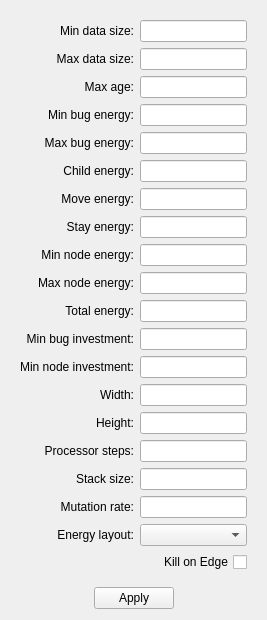
Before: the Qt Designer form settings.ui in sje397/QtBugs, drawn with Qt 5.
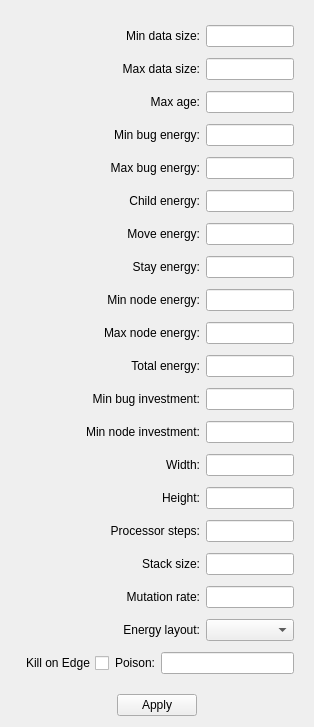
After: the same form once the commit is applied.

Commit message: They can see energy and elevation Terrain does not stop motion but costs energy to climb Initially generate new bugs where there is energy

```diff
--- a/settings.ui
+++ b/settings.ui
@@ -1,12 +1,12 @@
 <ui version="4.0" >
  <class>Widget</class>
- <widget class="QWidget" name="Widget" >
-  <property name="geometry" >
+ <widget class="QWidget" name="Widget">
+  <property name="geometry">
    <rect>
     <x>0</x>
     <y>0</y>
-    <width>267</width>
-    <height>577</height>
+    <width>314</width>
+    <height>727</height>
    </rect>
   </property>
   <property name="windowTitle" >
@@ -14,211 +14,19 @@
   </property>
   <layout class="QVBoxLayout" name="verticalLayout" >
    <item>
-    <widget class="QWidget" native="1" name="widget" >
-     <layout class="QGridLayout" >
-      <property name="margin" >
-       <number>9</number>
-      </property>
-      <property name="spacing" >
-       <number>6</number>
-      </property>
-      <item row="18" column="1" >
-       <widget class="QComboBox" name="energyLayoutCmb" />
-      </item>
-      <item row="18" column="0" >
-       <widget class="QLabel" name="label_19" >
-        <property name="text" >
-         <string>Energy layout:</string>
-        </property>
-        <property name="alignment" >
-         <set>Qt::AlignRight|Qt::AlignTrailing|Qt::AlignVCenter</set>
-        </property>
-        <property name="buddy" >
-         <cstring>energyLayoutCmb</cstring>
-        </property>
-       </widget>
-      </item>
-      <item row="17" column="0" >
-       <widget class="QLabel" name="label_17" >
-        <property name="text" >
-         <string>Mutation rate:</string>
-        </property>
-        <property name="alignment" >
-         <set>Qt::AlignRight|Qt::AlignTrailing|Qt::AlignVCenter</set>
-        </property>
-        <property name="buddy" >
-         <cstring>mutationEd</cstring>
-        </property>
-       </widget>
-      </item>
-      <item row="16" column="1" >
-       <widget class="QLineEdit" name="stackSizeEd" >
-        <property name="alignment" >
-         <set>Qt::AlignRight</set>
-        </property>
-       </widget>
-      </item>
-      <item row="16" column="0" >
-       <widget class="QLabel" name="label_18" >
-        <property name="text" >
-         <string>Stack size:</string>
-        </property>
-        <property name="alignment" >
-         <set>Qt::AlignRight|Qt::AlignTrailing|Qt::AlignVCenter</set>
-        </property>
-        <property name="buddy" >
-         <cstring>stackSizeEd</cstring>
-        </property>
-       </widget>
-      </item>
-      <item row="15" column="0" >
-       <widget class="QLabel" name="label_16" >
-        <property name="text" >
-         <string>Processor steps:</string>
-        </property>
-        <property name="alignment" >
-         <set>Qt::AlignRight|Qt::AlignTrailing|Qt::AlignVCenter</set>
-        </property>
-        <property name="buddy" >
-         <cstring>stepsEd</cstring>
-        </property>
-       </widget>
-      </item>
-      <item row="15" column="1" >
-       <widget class="QLineEdit" name="stepsEd" >
-        <property name="alignment" >
-         <set>Qt::AlignRight</set>
-        </property>
-       </widget>
-      </item>
-      <item row="17" column="1" >
-       <widget class="QLineEdit" name="mutationEd" >
-        <property name="alignment" >
-         <set>Qt::AlignRight</set>
-        </property>
-       </widget>
-      </item>
-      <item row="14" column="1" >
-       <widget class="QLineEdit" name="heightEd" >
-        <property name="alignment" >
-         <set>Qt::AlignRight</set>
-        </property>
-       </widget>
-      </item>
-      <item row="13" column="1" >
-       <widget class="QLineEdit" name="widthEd" >
-        <property name="alignment" >
-         <set>Qt::AlignRight</set>
-        </property>
-       </widget>
-      </item>
-      <item row="12" column="1" >
-       <widget class="QLineEdit" name="minTotalNodeEd" >
-        <property name="alignment" >
-         <set>Qt::AlignRight</set>
-        </property>
-       </widget>
-      </item>
-      <item row="11" column="1" >
-       <widget class="QLineEdit" name="minTotalBugEd" >
-        <property name="alignment" >
-         <set>Qt::AlignRight</set>
-        </property>
-       </widget>
-      </item>
-      <item row="10" column="1" >
-       <widget class="QLineEdit" name="totalEnergyEd" >
-        <property name="alignment" >
-         <set>Qt::AlignRight</set>
-        </property>
-       </widget>
-      </item>
-      <item row="9" column="1" >
-       <widget class="QLineEdit" name="maxNodeEnergyEd" >
-        <property name="alignment" >
-         <set>Qt::AlignRight</set>
-        </property>
-       </widget>
-      </item>
-      <item row="8" column="1" >
-       <widget class="QLineEdit" name="minNodeEnergyEd" >
-        <property name="alignment" >
-         <set>Qt::AlignRight</set>
-        </property>
-       </widget>
-      </item>
-      <item row="7" column="1" >
-       <widget class="QLineEdit" name="stayEnergyEd" >
-        <property name="alignment" >
-         <set>Qt::AlignRight</set>
-        </property>
-       </widget>
-      </item>
-      <item row="6" column="1" >
-       <widget class="QLineEdit" name="moveEnergyEd" >
-        <property name="alignment" >
-         <set>Qt::AlignRight</set>
-        </property>
-       </widget>
-      </item>
-      <item row="5" column="1" >
-       <widget class="QLineEdit" name="childEnergyEd" >
-        <property name="alignment" >
-         <set>Qt::AlignRight</set>
-        </property>
-       </widget>
-      </item>
-      <item row="4" column="1" >
-       <widget class="QLineEdit" name="maxBugEnergyEd" >
-        <property name="alignment" >
-         <set>Qt::AlignRight</set>
-        </property>
-       </widget>
-      </item>
-      <item row="3" column="1" >
-       <widget class="QLineEdit" name="minBugEnergyEd" >
-        <property name="alignment" >
-         <set>Qt::AlignRight</set>
-        </property>
-       </widget>
-      </item>
-      <item row="2" column="1" >
-       <widget class="QLineEdit" name="maxAgeEd" >
-        <property name="alignment" >
-         <set>Qt::AlignRight</set>
-        </property>
-       </widget>
-      </item>
-      <item row="0" column="1" >
-       <widget class="QLineEdit" name="minDataEd" >
-        <property name="alignment" >
-         <set>Qt::AlignRight</set>
-        </property>
-       </widget>
-      </item>
-      <item row="1" column="1" >
-       <widget class="QLineEdit" name="maxDataEd" >
-        <property name="alignment" >
-         <set>Qt::AlignRight</set>
-        </property>
-       </widget>
-      </item>
-      <item row="1" column="0" >
-       <widget class="QLabel" name="label_2" >
-        <property name="text" >
-         <string>Max data size:</string>
-        </property>
-        <property name="alignment" >
-         <set>Qt::AlignRight|Qt::AlignTrailing|Qt::AlignVCenter</set>
-        </property>
-        <property name="buddy" >
-         <cstring>maxDataEd</cstring>
-        </property>
-       </widget>
-      </item>
-      <item row="0" column="0" >
-       <widget class="QLabel" name="label" >
-        <property name="text" >
+    <widget class="QWidget" name="widget" native="true">
+     <layout class="QVBoxLayout" name="verticalLayout_2">
+      <item>
+       <layout class="QHBoxLayout" name="horizontalLayout_20">
+        <item>
+         <widget class="QLabel" name="label">
+          <property name="minimumSize">
+           <size>
+            <width>180</width>
+            <height>0</height>
+           </size>
+          </property>
+          <property name="text">
          <string>Min data size:</string>
         </property>
         <property name="alignment" >
@@ -229,9 +37,56 @@
         </property>
        </widget>
       </item>
-      <item row="2" column="0" >
-       <widget class="QLabel" name="label_3" >
-        <property name="text" >
+        <item>
+         <widget class="QLineEdit" name="minDataEd">
+          <property name="alignment">
+           <set>Qt::AlignRight</set>
+          </property>
+         </widget>
+        </item>
+       </layout>
+      </item>
+      <item>
+       <layout class="QHBoxLayout" name="horizontalLayout_19">
+        <item>
+         <widget class="QLabel" name="label_2">
+          <property name="minimumSize">
+           <size>
+            <width>180</width>
+            <height>0</height>
+           </size>
+          </property>
+          <property name="text">
+           <string>Max data size:</string>
+          </property>
+          <property name="alignment">
+           <set>Qt::AlignRight|Qt::AlignTrailing|Qt::AlignVCenter</set>
+          </property>
+          <property name="buddy">
+           <cstring>maxDataEd</cstring>
+          </property>
+         </widget>
+        </item>
+        <item>
+         <widget class="QLineEdit" name="maxDataEd">
+          <property name="alignment">
+           <set>Qt::AlignRight</set>
+          </property>
+         </widget>
+        </item>
+       </layout>
+      </item>
+      <item>
+       <layout class="QHBoxLayout" name="horizontalLayout_18">
+        <item>
+         <widget class="QLabel" name="label_3">
+          <property name="minimumSize">
+           <size>
+            <width>180</width>
+            <height>0</height>
+           </size>
+          </property>
+          <property name="text">
          <string>Max age:</string>
         </property>
         <property name="alignment" >
@@ -242,9 +97,26 @@
         </property>
        </widget>
       </item>
-      <item row="3" column="0" >
-       <widget class="QLabel" name="label_4" >
-        <property name="text" >
+        <item>
+         <widget class="QLineEdit" name="maxAgeEd">
+          <property name="alignment">
+           <set>Qt::AlignRight</set>
+          </property>
+         </widget>
+        </item>
+       </layout>
+      </item>
+      <item>
+       <layout class="QHBoxLayout" name="horizontalLayout_17">
+        <item>
+         <widget class="QLabel" name="label_4">
+          <property name="minimumSize">
+           <size>
+            <width>180</width>
+            <height>0</height>
+           </size>
+          </property>
+          <property name="text">
          <string>Min bug energy:</string>
         </property>
         <property name="alignment" >
@@ -255,9 +127,26 @@
         </property>
        </widget>
       </item>
-      <item row="4" column="0" >
-       <widget class="QLabel" name="label_5" >
-        <property name="text" >
+        <item>
+         <widget class="QLineEdit" name="minBugEnergyEd">
+          <property name="alignment">
+           <set>Qt::AlignRight</set>
+          </property>
+         </widget>
+        </item>
+       </layout>
+      </item>
+      <item>
+       <layout class="QHBoxLayout" name="horizontalLayout_16">
+        <item>
+         <widget class="QLabel" name="label_5">
+          <property name="minimumSize">
+           <size>
+            <width>180</width>
+            <height>0</height>
+           </size>
+          </property>
+          <property name="text">
          <string>Max bug energy:</string>
         </property>
         <property name="alignment" >
@@ -268,9 +157,26 @@
         </property>
        </widget>
       </item>
-      <item row="5" column="0" >
-       <widget class="QLabel" name="label_6" >
-        <property name="text" >
+        <item>
+         <widget class="QLineEdit" name="maxBugEnergyEd">
+          <property name="alignment">
+           <set>Qt::AlignRight</set>
+          </property>
+         </widget>
+        </item>
+       </layout>
+      </item>
+      <item>
+       <layout class="QHBoxLayout" name="horizontalLayout_15">
+        <item>
+         <widget class="QLabel" name="label_6">
+          <property name="minimumSize">
+           <size>
+            <width>180</width>
+            <height>0</height>
+           </size>
+          </property>
+          <property name="text">
          <string>Child energy:</string>
         </property>
         <property name="alignment" >
@@ -281,9 +187,26 @@
         </property>
        </widget>
       </item>
-      <item row="6" column="0" >
-       <widget class="QLabel" name="label_7" >
-        <property name="text" >
+        <item>
+         <widget class="QLineEdit" name="childEnergyEd">
+          <property name="alignment">
+           <set>Qt::AlignRight</set>
+          </property>
+         </widget>
+        </item>
+       </layout>
+      </item>
+      <item>
+       <layout class="QHBoxLayout" name="horizontalLayout_14">
+        <item>
+         <widget class="QLabel" name="label_7">
+          <property name="minimumSize">
+           <size>
+            <width>180</width>
+            <height>0</height>
+           </size>
+          </property>
+          <property name="text">
          <string>Move energy:</string>
         </property>
         <property name="alignment" >
@@ -294,9 +217,26 @@
         </property>
        </widget>
       </item>
-      <item row="7" column="0" >
-       <widget class="QLabel" name="label_8" >
-        <property name="text" >
+        <item>
+         <widget class="QLineEdit" name="moveEnergyEd">
+          <property name="alignment">
+           <set>Qt::AlignRight</set>
+          </property>
+         </widget>
+        </item>
+       </layout>
+      </item>
+      <item>
+       <layout class="QHBoxLayout" name="horizontalLayout_13">
+        <item>
+         <widget class="QLabel" name="label_8">
+          <property name="minimumSize">
+           <size>
+            <width>180</width>
+            <height>0</height>
+           </size>
+          </property>
+          <property name="text">
          <string>Stay energy:</string>
         </property>
         <property name="alignment" >
@@ -307,9 +247,26 @@
         </property>
        </widget>
       </item>
-      <item row="8" column="0" >
-       <widget class="QLabel" name="label_9" >
-        <property name="text" >
+        <item>
+         <widget class="QLineEdit" name="stayEnergyEd">
+          <property name="alignment">
+           <set>Qt::AlignRight</set>
+          </property>
+         </widget>
+        </item>
+       </layout>
+      </item>
+      <item>
+       <layout class="QHBoxLayout" name="horizontalLayout_12">
+        <item>
+         <widget class="QLabel" name="label_9">
+          <property name="minimumSize">
+           <size>
+            <width>180</width>
+            <height>0</height>
+           </size>
+          </property>
+          <property name="text">
          <string>Min node energy:</string>
         </property>
         <property name="alignment" >
@@ -320,9 +277,26 @@
         </property>
        </widget>
       </item>
-      <item row="9" column="0" >
-       <widget class="QLabel" name="label_10" >
-        <property name="text" >
+        <item>
+         <widget class="QLineEdit" name="minNodeEnergyEd">
+          <property name="alignment">
+           <set>Qt::AlignRight</set>
+          </property>
+         </widget>
+        </item>
+       </layout>
+      </item>
+      <item>
+       <layout class="QHBoxLayout" name="horizontalLayout_11">
+        <item>
+         <widget class="QLabel" name="label_10">
+          <property name="minimumSize">
+           <size>
+            <width>180</width>
+            <height>0</height>
+           </size>
+          </property>
+          <property name="text">
          <string>Max node energy:</string>
         </property>
         <property name="alignment" >
@@ -333,9 +307,26 @@
         </property>
        </widget>
       </item>
-      <item row="10" column="0" >
-       <widget class="QLabel" name="label_11" >
-        <property name="text" >
+        <item>
+         <widget class="QLineEdit" name="maxNodeEnergyEd">
+          <property name="alignment">
+           <set>Qt::AlignRight</set>
+          </property>
+         </widget>
+        </item>
+       </layout>
+      </item>
+      <item>
+       <layout class="QHBoxLayout" name="horizontalLayout_10">
+        <item>
+         <widget class="QLabel" name="label_11">
+          <property name="minimumSize">
+           <size>
+            <width>180</width>
+            <height>0</height>
+           </size>
+          </property>
+          <property name="text">
          <string>Total energy:</string>
         </property>
         <property name="alignment" >
@@ -346,9 +337,26 @@
         </property>
        </widget>
       </item>
-      <item row="11" column="0" >
-       <widget class="QLabel" name="label_12" >
-        <property name="text" >
+        <item>
+         <widget class="QLineEdit" name="totalEnergyEd">
+          <property name="alignment">
+           <set>Qt::AlignRight</set>
+          </property>
+         </widget>
+        </item>
+       </layout>
+      </item>
+      <item>
+       <layout class="QHBoxLayout" name="horizontalLayout_9">
+        <item>
+         <widget class="QLabel" name="label_12">
+          <property name="minimumSize">
+           <size>
+            <width>180</width>
+            <height>0</height>
+           </size>
+          </property>
+          <property name="text">
          <string>Min bug investment:</string>
         </property>
         <property name="alignment" >
@@ -359,9 +367,26 @@
         </property>
        </widget>
       </item>
-      <item row="12" column="0" >
-       <widget class="QLabel" name="label_13" >
-        <property name="text" >
+        <item>
+         <widget class="QLineEdit" name="minTotalBugEd">
+          <property name="alignment">
+           <set>Qt::AlignRight</set>
+          </property>
+         </widget>
+        </item>
+       </layout>
+      </item>
+      <item>
+       <layout class="QHBoxLayout" name="horizontalLayout_8">
+        <item>
+         <widget class="QLabel" name="label_13">
+          <property name="minimumSize">
+           <size>
+            <width>180</width>
+            <height>0</height>
+           </size>
+          </property>
+          <property name="text">
          <string>Min node investment:</string>
         </property>
         <property name="alignment" >
@@ -372,9 +397,26 @@
         </property>
        </widget>
       </item>
-      <item row="13" column="0" >
-       <widget class="QLabel" name="label_14" >
-        <property name="text" >
+        <item>
+         <widget class="QLineEdit" name="minTotalNodeEd">
+          <property name="alignment">
+           <set>Qt::AlignRight</set>
+          </property>
+         </widget>
+        </item>
+       </layout>
+      </item>
+      <item>
+       <layout class="QHBoxLayout" name="horizontalLayout_7">
+        <item>
+         <widget class="QLabel" name="label_14">
+          <property name="minimumSize">
+           <size>
+            <width>180</width>
+            <height>0</height>
+           </size>
+          </property>
+          <property name="text">
          <string>Width:</string>
         </property>
         <property name="alignment" >
@@ -385,9 +427,26 @@
         </property>
        </widget>
       </item>
-      <item row="14" column="0" >
-       <widget class="QLabel" name="label_15" >
-        <property name="text" >
+        <item>
+         <widget class="QLineEdit" name="widthEd">
+          <property name="alignment">
+           <set>Qt::AlignRight</set>
+          </property>
+         </widget>
+        </item>
+       </layout>
+      </item>
+      <item>
+       <layout class="QHBoxLayout" name="horizontalLayout_6">
+        <item>
+         <widget class="QLabel" name="label_15">
+          <property name="minimumSize">
+           <size>
+            <width>180</width>
+            <height>0</height>
+           </size>
+          </property>
+          <property name="text">
          <string>Height:</string>
         </property>
         <property name="alignment" >
@@ -398,9 +457,136 @@
         </property>
        </widget>
       </item>
-      <item row="19" column="0" colspan="2" >
-       <widget class="QCheckBox" name="chkKillOnEdge" >
-        <property name="layoutDirection" >
+        <item>
+         <widget class="QLineEdit" name="heightEd">
+          <property name="alignment">
+           <set>Qt::AlignRight</set>
+          </property>
+         </widget>
+        </item>
+       </layout>
+      </item>
+      <item>
+       <layout class="QHBoxLayout" name="horizontalLayout_5">
+        <item>
+         <widget class="QLabel" name="label_16">
+          <property name="minimumSize">
+           <size>
+            <width>180</width>
+            <height>0</height>
+           </size>
+          </property>
+          <property name="text">
+           <string>Processor steps:</string>
+          </property>
+          <property name="alignment">
+           <set>Qt::AlignRight|Qt::AlignTrailing|Qt::AlignVCenter</set>
+          </property>
+          <property name="buddy">
+           <cstring>stepsEd</cstring>
+          </property>
+         </widget>
+        </item>
+        <item>
+         <widget class="QLineEdit" name="stepsEd">
+          <property name="alignment">
+           <set>Qt::AlignRight</set>
+          </property>
+         </widget>
+        </item>
+       </layout>
+      </item>
+      <item>
+       <layout class="QHBoxLayout" name="horizontalLayout_4">
+        <item>
+         <widget class="QLabel" name="label_18">
+          <property name="minimumSize">
+           <size>
+            <width>180</width>
+            <height>0</height>
+           </size>
+          </property>
+          <property name="text">
+           <string>Stack size:</string>
+          </property>
+          <property name="alignment">
+           <set>Qt::AlignRight|Qt::AlignTrailing|Qt::AlignVCenter</set>
+          </property>
+          <property name="buddy">
+           <cstring>stackSizeEd</cstring>
+          </property>
+         </widget>
+        </item>
+        <item>
+         <widget class="QLineEdit" name="stackSizeEd">
+          <property name="alignment">
+           <set>Qt::AlignRight</set>
+          </property>
+         </widget>
+        </item>
+       </layout>
+      </item>
+      <item>
+       <layout class="QHBoxLayout" name="horizontalLayout_3">
+        <item>
+         <widget class="QLabel" name="label_17">
+          <property name="minimumSize">
+           <size>
+            <width>180</width>
+            <height>0</height>
+           </size>
+          </property>
+          <property name="text">
+           <string>Mutation rate:</string>
+          </property>
+          <property name="alignment">
+           <set>Qt::AlignRight|Qt::AlignTrailing|Qt::AlignVCenter</set>
+          </property>
+          <property name="buddy">
+           <cstring>mutationEd</cstring>
+          </property>
+         </widget>
+        </item>
+        <item>
+         <widget class="QLineEdit" name="mutationEd">
+          <property name="alignment">
+           <set>Qt::AlignRight</set>
+          </property>
+         </widget>
+        </item>
+       </layout>
+      </item>
+      <item>
+       <layout class="QHBoxLayout" name="horizontalLayout_2">
+        <item>
+         <widget class="QLabel" name="label_19">
+          <property name="minimumSize">
+           <size>
+            <width>180</width>
+            <height>0</height>
+           </size>
+          </property>
+          <property name="text">
+           <string>Energy layout:</string>
+          </property>
+          <property name="alignment">
+           <set>Qt::AlignRight|Qt::AlignTrailing|Qt::AlignVCenter</set>
+          </property>
+          <property name="buddy">
+           <cstring>energyLayoutCmb</cstring>
+          </property>
+         </widget>
+        </item>
+        <item>
+         <widget class="QComboBox" name="energyLayoutCmb"/>
+        </item>
+       </layout>
+      </item>
+      <item>
+       <layout class="QHBoxLayout" name="horizontalLayout">
+        <item>
+         <widget class="QCheckBox" name="chkKillOnEdge">
+          <property name="layoutDirection">
          <enum>Qt::RightToLeft</enum>
         </property>
         <property name="text" >
@@ -408,7 +594,29 @@
         </property>
        </widget>
       </item>
-     </layout>
+        <item>
+         <widget class="QLabel" name="label_20">
+          <property name="text">
+           <string>Poison:</string>
+          </property>
+          <property name="alignment">
+           <set>Qt::AlignRight|Qt::AlignTrailing|Qt::AlignVCenter</set>
+          </property>
+          <property name="buddy">
+           <cstring>mutationEd</cstring>
+          </property>
+         </widget>
+        </item>
+        <item>
+         <widget class="QLineEdit" name="poisonEd">
+          <property name="alignment">
+           <set>Qt::AlignRight</set>
+          </property>
+         </widget>
+        </item>
+       </layout>
+      </item>
+     </layout>
     </widget>
    </item>
    <item>
```
Left out of the diff: 77 changed lines with no effect on the pictures. Lines whose indentation alone changed are shown as unchanged. The commit also changes 10 other files.
